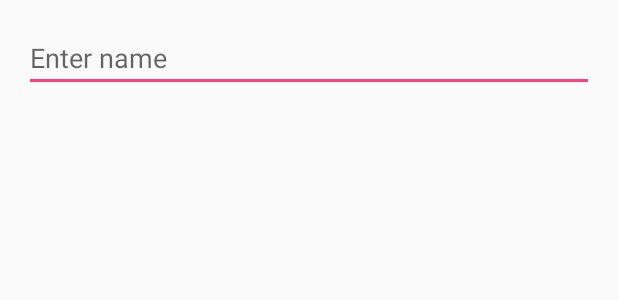
After one commit to NQDE/GPSAlarm, an Android app: the layout dialog_inputname.xml on its own in the app's theme, with its tools: preview values and no code run, on a phone screen of 412 x 824 dp. The commit adds this screen. Shown: the top 300 px of the screen. Run offline under Robolectric (Android 15) with nearby library versions, the phone set to English and light mode, and no system bars.

Commit message:
Partially implemented My Alarms activity

```diff
--- a/app/src/main/AndroidManifest.xml
+++ b/app/src/main/AndroidManifest.xml
@@ -40,6 +40,10 @@
             android:name=".MyPreferencesActivity"
             android:parentActivityName=".MapsActivity"
             android:label="Settings"/>
+        <activity
+            android:name=".ListActivity"
+            android:parentActivityName=".MapsActivity"
+            android:label="My Alarms"/>
 
         <meta-data
             android:name="com.google.android.maps.v2.API_KEY"
--- a/app/src/main/res/layout/activity_maps.xml
+++ b/app/src/main/res/layout/activity_maps.xml
@@ -12,7 +12,7 @@
         android:layout_width="match_parent"
         android:layout_height="wrap_content"
         android:id="@+id/editText"
-        android:hint="@string/search_hint"
+        android:hint="@string/hint_search"
         android:layout_gravity="center_horizontal" />
 
     <Button
--- /dev/null
+++ b/app/src/main/res/layout/dialog_inputname.xml
@@ -0,0 +1,28 @@
+<?xml version="1.0" encoding="utf-8"?>
+<LinearLayout xmlns:android="http://schemas.android.com/apk/res/android"
+    xmlns:tools="http://schemas.android.com/tools"
+    android:layout_width="match_parent"
+    android:layout_height="match_parent"
+    android:paddingBottom="16dp"
+    android:paddingLeft="16dp"
+    android:paddingRight="16dp"
+    android:paddingTop="16dp"
+    android:orientation="vertical"
+    tools:context="a1stgroup.gpsalarm.MapsActivity">
+
+    <EditText
+        android:id="@+id/etxtInputName"
+        android:layout_width="match_parent"
+        android:layout_height="wrap_content"
+        android:text=""
+        android:hint="@string/hint_enter_name"/>
+
+    <!--
+    <Button
+        android:layout_width="match_parent"
+        android:layout_height="wrap_content"
+        android:id="@+id/btnDialogAddMarker"
+        android:text="Add!"/>
+    -->
+
+</LinearLayout>
--- a/app/src/main/res/menu/menu.xml
+++ b/app/src/main/res/menu/menu.xml
@@ -3,6 +3,9 @@
     xmlns:tools="http://schemas.android.com/tools"
     tools:context="a1stgroup.gpsalarm.MapsActivity" >
 
+    <item
+        android:id="@+id/menuItemMyAlarms"
+        android:title="@string/menu_item_my_alarms" />
 
     <item
         android:id="@+id/menuItemSettings"
--- a/app/src/main/res/values/strings.xml
+++ b/app/src/main/res/values/strings.xml
@@ -3,6 +3,8 @@
     <string name="title_activity_maps">Map</string>
 
     <string name="menu_item_settings">Settings&#8230;</string>
-    <string name="search_hint">Search or press on map to add marker</string>
+    <string name="hint_search">Search or press on map to add marker</string>
     <string name="search_button_text">Go</string>
+    <string name="menu_item_my_alarms">My Alarms</string>
+    <string name="hint_enter_name">Enter name</string>
 </resources>
```
Also changed, not shown: app/src/main/java/a1stgroup/gpsalarm/ListActivity.java (added, +34 -0 lines), app/src/main/java/a1stgroup/gpsalarm/MapsActivity.java (+8 -2 lines), app/src/main/java/a1stgroup/gpsalarm/MarkerData.java (added, +33 -0 lines), app/src/main/java/a1stgroup/gpsalarm/MyCustomizedAdapter.java (added, +36 -0 lines), app/src/main/res/layout/activity_list.xml (added, +21 -0 lines), app/src/main/res/layout/row_layout.xml (added, +27 -0 lines), app/src/main/res/xml/preferences.xml (+0 -10 lines), app/src/main/res/drawable/marker4list.png (added).
